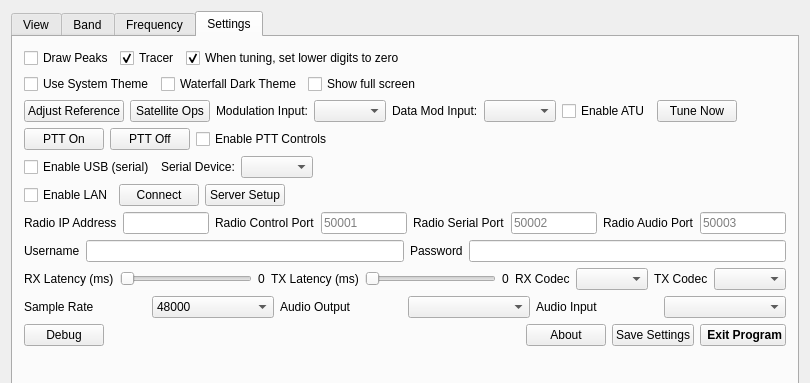
The window that wfmain.ui (adecarolis/wfweb) describes before a commit, drawn with Qt 5; both pictures show x 0 to 810 and y 0 to 383 of the 810 by 582 pixel window.
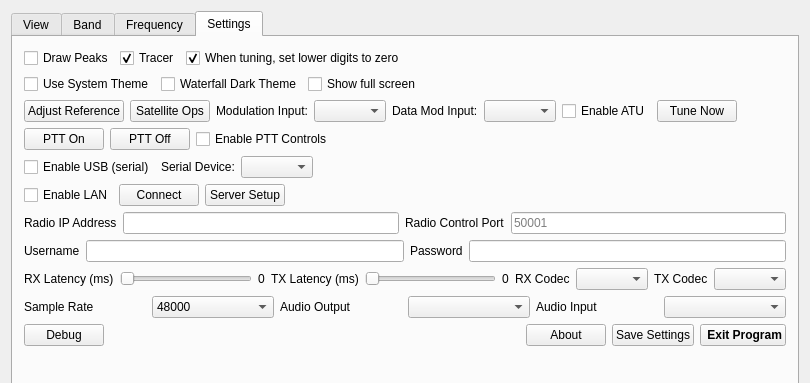
The same window after the commit. The open tabs and pages were chosen to show the change. Custom widgets are drawn as their Qt base class.

Commit message: Create udpPreferences struct and remove civPort and audioPort from UI

What changed in the file:
```diff
--- a/wfmain.ui
+++ b/wfmain.ui
@@ -1721,34 +1721,6 @@
             </property>
            </widget>
           </item>
-          <item>
-           <widget class="QLabel" name="label_9">
-            <property name="text">
-             <string>Radio Serial Port</string>
-            </property>
-           </widget>
-          </item>
-          <item>
-           <widget class="QLineEdit" name="serialPortTxt">
-            <property name="placeholderText">
-             <string>50002</string>
-            </property>
-           </widget>
-          </item>
-          <item>
-           <widget class="QLabel" name="label_12">
-            <property name="text">
-             <string>Radio Audio Port</string>
-            </property>
-           </widget>
-          </item>
-          <item>
-           <widget class="QLineEdit" name="audioPortTxt">
-            <property name="placeholderText">
-             <string>50003</string>
-            </property>
-           </widget>
-          </item>
          </layout>
         </item>
         <item>
```
Left out of the diff: 4 changed lines with no effect on the pictures. The commit also changes 10 other files.
